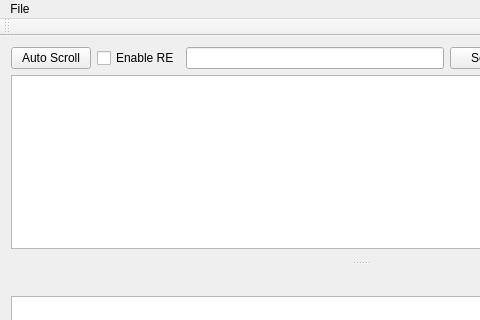
First picture: the form in mainwindow.ui, repository asit-dhal/LogViewer, before the edit; both pictures show x 0 to 480 and y 0 to 320 of the 722 by 521 pixel window.
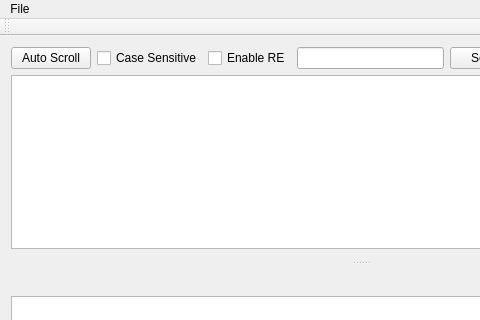
Second picture: the form after the edit.

```diff
--- a/mainwindow.ui
+++ b/mainwindow.ui
@@ -27,6 +27,13 @@
         </property>
        </widget>
       </item>
+      <item>
+       <widget class="QCheckBox" name="caseSensitiveCheckBox">
+        <property name="text">
+         <string>Case Sensitive</string>
+        </property>
+       </widget>
+      </item>
       <item>
        <widget class="QCheckBox" name="reCheckBox">
         <property name="text">
```
